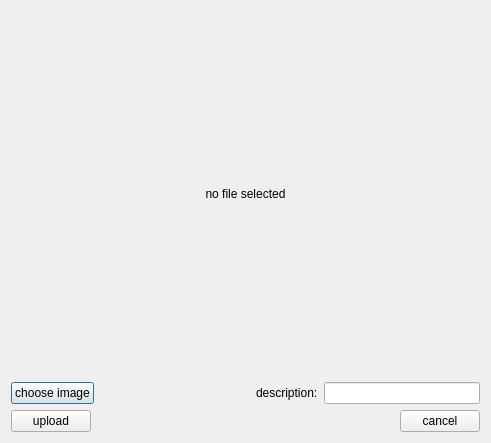
This is python_application/gui/ui_files/upload_dialog.ui in MohammadIbraheem71/Image_filter_applicator as Qt 5 draws it before an edit. The edited form follows.
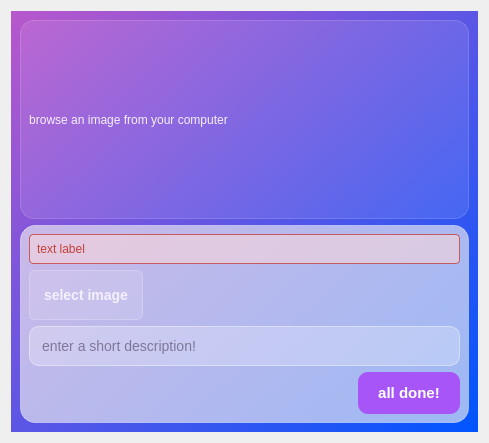
This is the edited form.

Commit message: fixed image upload page. fixed backend gallery route.

```diff
--- a/python_application/gui/ui_files/upload_dialog.ui
+++ b/python_application/gui/ui_files/upload_dialog.ui
@@ -6,32 +6,231 @@
    <rect>
     <x>0</x>
     <y>0</y>
-    <width>491</width>
+    <width>489</width>
     <height>443</height>
    </rect>
   </property>
+  <property name="sizePolicy">
+   <sizepolicy hsizetype="Fixed" vsizetype="Fixed">
+    <horstretch>0</horstretch>
+    <verstretch>0</verstretch>
+   </sizepolicy>
+  </property>
   <property name="windowTitle">
    <string>Dialog</string>
   </property>
+  <property name="styleSheet">
+   <string notr="true">/* -----------------------------------------
+   UPLOAD DIALOG BACKGROUND WIDGET
+----------------------------------------- */
+QWidget#bg_widget {
+    background: qlineargradient(spread:pad, x1:0, y1:0, x2:1, y2:1, stop:0 rgba(184, 87, 203, 255), stop:1 rgba(0, 85, 255, 255));
+    border: none;
+}
+
+
+/* -----------------------------------------
+   UPLOAD FORM CARD (Glass Panel)
+----------------------------------------- */
+QWidget#form_widget {
+    background-color: rgba(240, 240, 240, 0.65); /* lighter translucent glass */
+    border-radius: 15px;
+    border: 1px solid rgba(255, 255, 255, 0.45);
+    padding: 20px;
+    backdrop-filter: blur(8px);  /* supported on Mac, ignored on Windows */
+}
+
+/* -----------------------------------------
+   LABELS INSIDE UPLOAD FORM
+----------------------------------------- */
+QWidget#upload_form_widget QLabel {
+    background: transparent;
+    color: #2D2440; 
+    font-weight: 500;
+    font-size: 14px;
+    border: none;
+    padding: 0;
+}
+
+/* -----------------------------------------
+   INPUT FIELDS
+----------------------------------------- */
+QLineEdit#description_edt {
+    background-color: rgba(255, 255, 255, 0.25);
+    border: 1px solid rgba(255, 255, 255, 0.45);
+    border-radius: 10px;
+    padding: 10px;
+    color: #2D2440;
+    font-size: 14px;
+}
+
+QLineEdit#title_edit:focus,
+QTextEdit#description_edt:focus,
+QLineEdit#tags_edit:focus {
+    background-color: rgba(255, 255, 255, 0.35);
+    border: 1px solid rgba(200, 150, 230, 0.9);
+}
+
+/* -----------------------------------------
+   IMAGE WIDGET (Card-style glassmorphism)
+----------------------------------------- */
+QWidget#img_widget {
+    background-color: rgba(255, 255, 255, 0.10);     /* subtle glass layer */
+    border: 1px solid rgba(255, 255, 255, 0.18);      /* soft edge */
+    border-radius: 14px;
+    padding: 8px;
+
+    /* Optional: smooth transition on hover */
+    transition: background-color 150ms ease,
+                border 150ms ease;
+}
+
+/* Hover effect - stronger glass glow */
+QWidget#img_widget:hover {
+    background-color: rgba(255, 255, 255, 0.18);
+    border: 1px solid rgba(255, 255, 255, 0.30);
+}
+
+/* Inside labels (optional cleanup) */
+QWidget#img_widget QLabel {
+    background: transparent;
+    color: #F5F0FF; /* soft white text */
+    border: none;
+}
+
+
+/* -----------------------------------------
+   SELECT IMAGE BUTTON (Glass Style)
+----------------------------------------- */
+QPushButton#select_img_btn {
+    background-color: rgba(255, 255, 255, 0.12);   /* Translucent glass */
+    color: #F5F0FF;
+    border: 1px solid rgba(255, 255, 255, 0.25);
+    border-radius: 6px;
+    padding: 6px 14px;
+    font-weight: 600;
+    font-size: 14px;
+    min-height: 36px;
+}
+
+/* Hover - stronger glass glow */
+QPushButton#select_img_btn:hover {
+    background-color: rgba(255, 255, 255, 0.18);
+    border: 1px solid rgba(255, 255, 255, 0.35);
+}
+
+/* Pressed - slightly darker */
+QPushButton#select_img_btn:pressed {
+    background-color: rgba(255, 255, 255, 0.10);
+    border: 1px solid rgba(255, 255, 255, 0.20);
+    transform: scale(0.97);
+}
+
+
+/* -----------------------------------------
+   UPLOAD BUTTON
+----------------------------------------- */
+QPushButton#upload_btn {
+    background-color:rgb(168, 85, 247) ;
+	color: rgb(30, 24, 64);
+    color: white;
+    border-radius: 10px;
+    padding: 12px 20px;
+    font-size: 15px;
+    font-weight: 700;
+}
+
+QPushButton#upload_btn:hover {
+    background-color: #C084FC;
+}
+
+QPushButton#upload_btn:pressed {
+    background-color: #9333EA;
+    transform: scale(0.97);
+}
+
+/* -----------------------------------------
+   CANCEL BUTTON
+----------------------------------------- */
+QPushButton#cancel_btn {
+    background-color: rgba(0,0,0,0.25);
+    color: #ffffff;
+    border-radius: 8px;
+    padding: 10px 20px;
+    font-size: 14px;
+}
+
+QPushButton#cancel_btn:hover {
+    background-color: rgba(0,0,0,0.38);
+}
+
+QPushButton#cancel_btn:pressed {
+    background-color: rgba(0,0,0,0.50);
+    transform: scale(0.97);
+}
+
+/* -----------------------------------------
+   IMAGE PREVIEW BOX
+----------------------------------------- */
+QLabel#preview_lbl {
+    background-color: rgba(255, 255, 255, 0.2);
+    border: 1px solid rgba(255, 255, 255, 0.45);
+    border-radius: 12px;
+    padding: 5px;
+    min-height: 160px; /* adjust as needed */
+}
+</string>
+  </property>
   <layout class="QVBoxLayout" name="verticalLayout">
    <item>
-    <widget class="QLabel" name="preview_lbl">
+    <widget class="QWidget" name="bg_widget" native="true">
+     <layout class="QVBoxLayout" name="verticalLayout_2">
+      <item>
+       <widget class="QWidget" name="img_widget" native="true">
+        <layout class="QVBoxLayout" name="verticalLayout_3">
+         <item>
+          <widget class="QLabel" name="img_lbl">
+           <property name="sizePolicy">
+            <sizepolicy hsizetype="Fixed" vsizetype="Ignored">
+             <horstretch>0</horstretch>
+             <verstretch>0</verstretch>
+            </sizepolicy>
+           </property>
      <property name="text">
-      <string>no file selected</string>
+            <string>browse an image from your computer</string>
      </property>
      <property name="alignment">
       <set>Qt::AlignmentFlag::AlignCenter</set>
      </property>
     </widget>
    </item>
+        </layout>
+       </widget>
+      </item>
    <item>
-    <layout class="QVBoxLayout" name="verticalLayout_2">
+       <widget class="QWidget" name="form_widget" native="true">
+        <layout class="QVBoxLayout" name="verticalLayout_4">
+         <item>
+          <widget class="QLabel" name="error_lbl">
+           <property name="styleSheet">
+            <string notr="true">    background-color: rgba(248, 215, 218, 150); /* light red with 150/255 opacity */
+    color: rgb(196, 62, 57);                              /* dark red text */
+    border: 1px solid rgba(196, 62, 57, 200);  /* optional semi-transparent border */
+    border-radius: 4px;
+    padding: 2px 4px;
+</string>
+           </property>
+           <property name="text">
+            <string>text label</string>
+           </property>
+          </widget>
+         </item>
      <item>
       <layout class="QHBoxLayout" name="horizontalLayout">
        <item>
-        <widget class="QPushButton" name="choose_img_btn">
+            <widget class="QPushButton" name="select_img_btn">
          <property name="text">
-          <string>choose image</string>
+              <string>select image</string>
          </property>
         </widget>
        </item>
@@ -48,29 +247,17 @@
          </property>
         </spacer>
        </item>
+          </layout>
+         </item>
        <item>
-        <widget class="QLabel" name="description_lbl">
-         <property name="text">
-          <string>description:</string>
-         </property>
-        </widget>
-       </item>
-       <item>
-        <widget class="QLineEdit" name="description_edt"/>
-       </item>
-      </layout>
-     </item>
-    </layout>
+          <widget class="QLineEdit" name="description_edt">
+           <property name="placeholderText">
+            <string>enter a short description!</string>
+           </property>
+          </widget>
    </item>
    <item>
     <layout class="QHBoxLayout" name="horizontalLayout_2">
-     <item>
-      <widget class="QPushButton" name="upload_btn">
-       <property name="text">
-        <string>upload</string>
-       </property>
-      </widget>
-     </item>
      <item>
       <spacer name="horizontalSpacer_2">
        <property name="orientation">
@@ -85,13 +272,19 @@
       </spacer>
      </item>
      <item>
-      <widget class="QPushButton" name="cancel_btn">
+            <widget class="QPushButton" name="upload_btn">
        <property name="text">
-        <string>cancel</string>
+              <string>all done!</string>
        </property>
       </widget>
      </item>
     </layout>
+         </item>
+        </layout>
+       </widget>
+      </item>
+     </layout>
+    </widget>
    </item>
   </layout>
  </widget>
```
Lines whose indentation alone changed are shown as unchanged. The commit also changes 4 other files.
